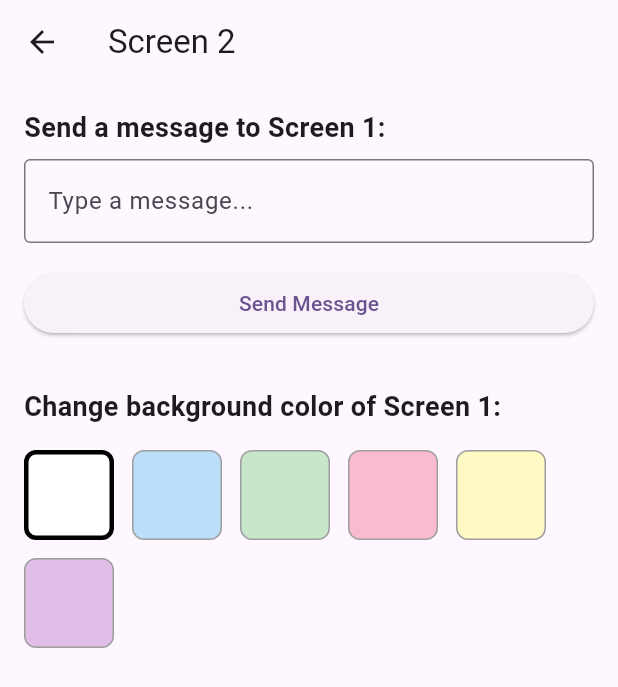
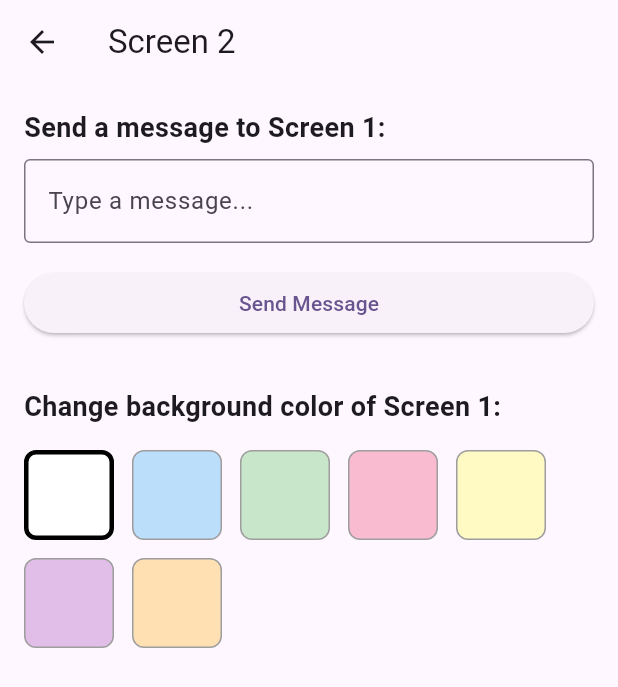
Before and after one commit to iamddwsc/flutter_module2, a Flutter app: the Screen2 screen opened directly, on a phone screen of 412 x 824 dp. Shown: the top 687 px of the screen. Run offline on Flutter 3.47's test engine with Material 3 defaults, Android fonts, the phone set to English and light mode, and no system bars; missing offline and left inert: flutter_module3_shared.

```diff
--- a/lib/screen_2.dart
+++ b/lib/screen_2.dart
@@ -22,6 +22,7 @@ class _Screen2State extends State<Screen2> {
     Colors.pink[100]!,
     Colors.yellow[100]!,
     Colors.purple[100]!,
+    Colors.orange[100]!,
   ];
 
   void _sendMessage() {
```
